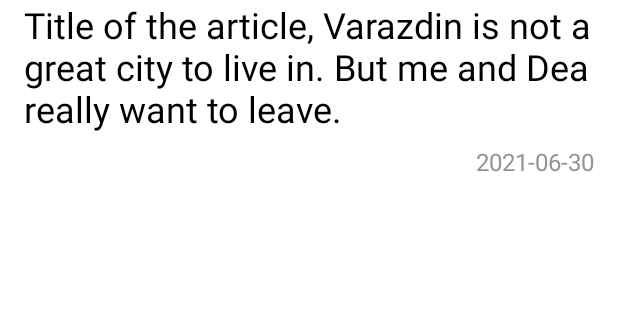
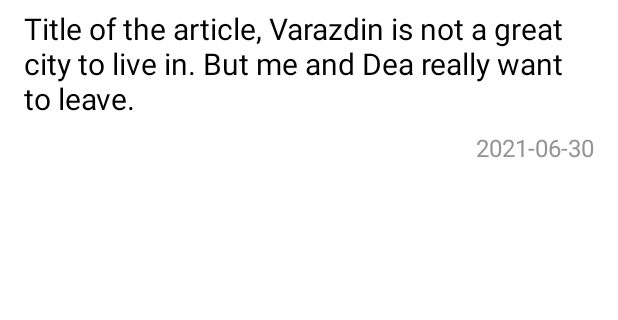
Before and after one commit to cecelja/MyNews, an Android app: the layout list_item.xml on its own in the app's theme, with its tools: preview values and no code run, on a phone screen of 412 x 824 dp, the part 450-770 px from its top. Run offline under Robolectric (Android 15) with nearby library versions, the phone set to English and light mode, and no system bars.

Commit message:
third commit

```diff
--- a/app/src/main/res/layout/list_item.xml
+++ b/app/src/main/res/layout/list_item.xml
@@ -19,6 +19,7 @@
         android:id="@+id/title"
         android:layout_width="wrap_content"
         android:layout_height="0dp"
+        android:layout_marginTop="5dp"
         android:layout_marginLeft="16dp"
         android:layout_marginRight="16dp"
         android:layout_weight="1"
@@ -26,7 +27,7 @@
         android:textColor="@color/black"
         android:maxLines="3"
         android:textAlignment="textStart"
-        android:textSize="24sp"
+        android:textSize="20sp"
         tools:text="Title of the article, Varazdin is not a great city to live in. But me and Dea really want to leave." />
 
     <TextView
```
